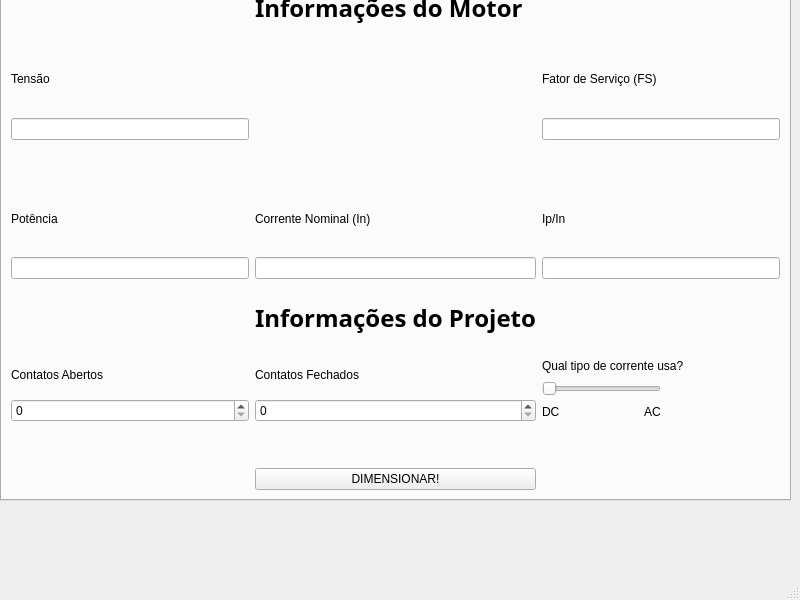
RukasuDesuu/ProjectIF-3SEM, file ProjectIF/mainwindow.ui: the form before one commit.
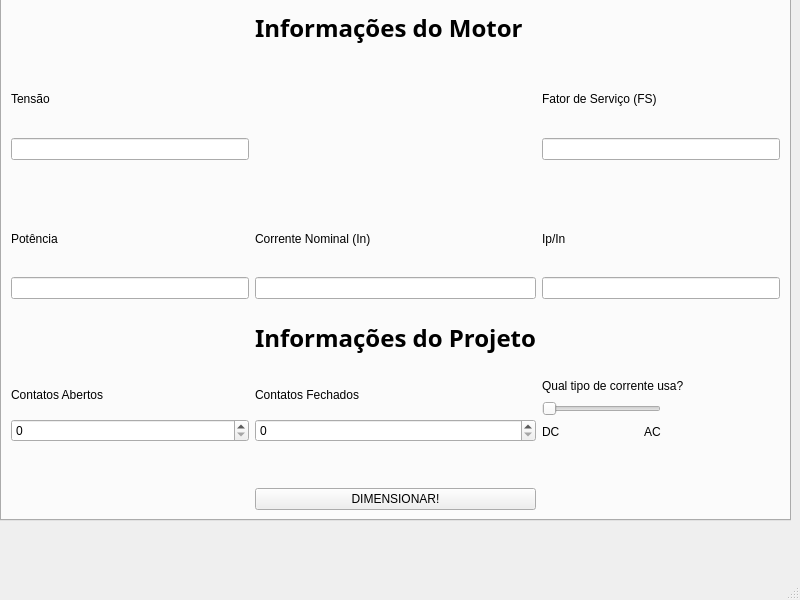
The form after the commit.

Diff of the .ui file:
```diff
--- a/ProjectIF/mainwindow.ui
+++ b/ProjectIF/mainwindow.ui
@@ -24,7 +24,7 @@
     <property name="geometry">
      <rect>
       <x>0</x>
-      <y>-60</y>
+      <y>-40</y>
       <width>791</width>
       <height>561</height>
      </rect>
```
